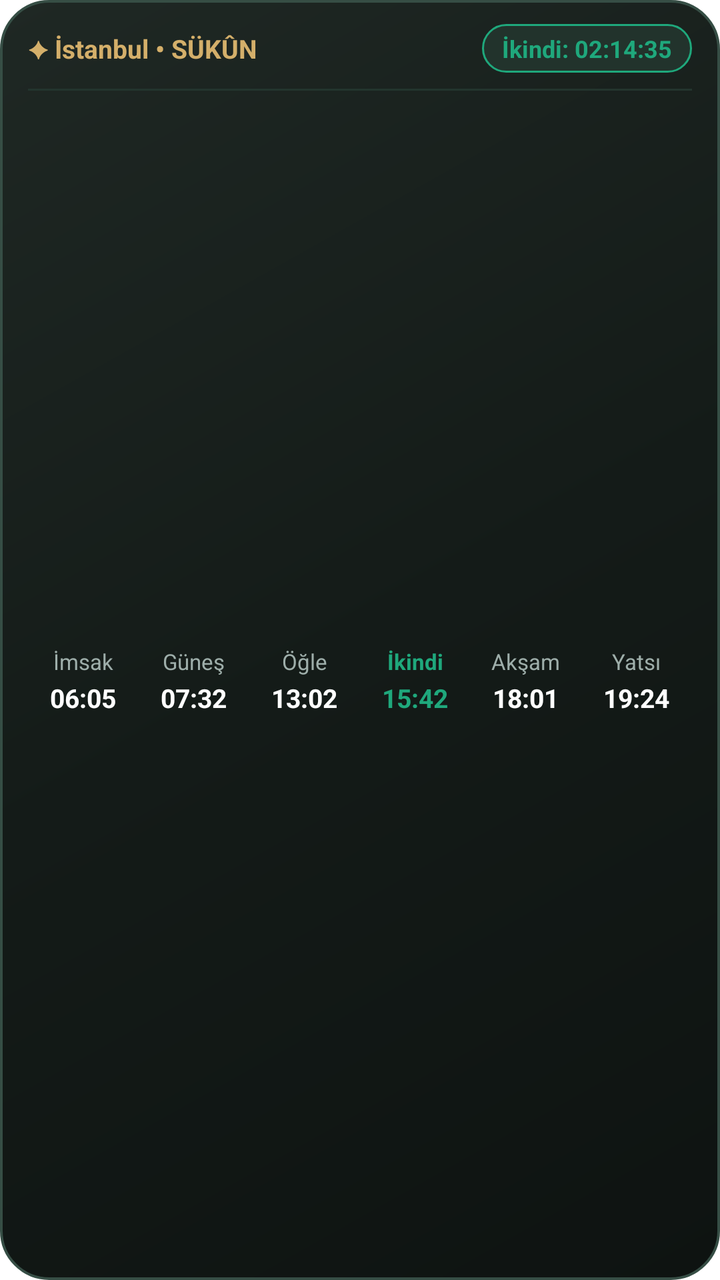
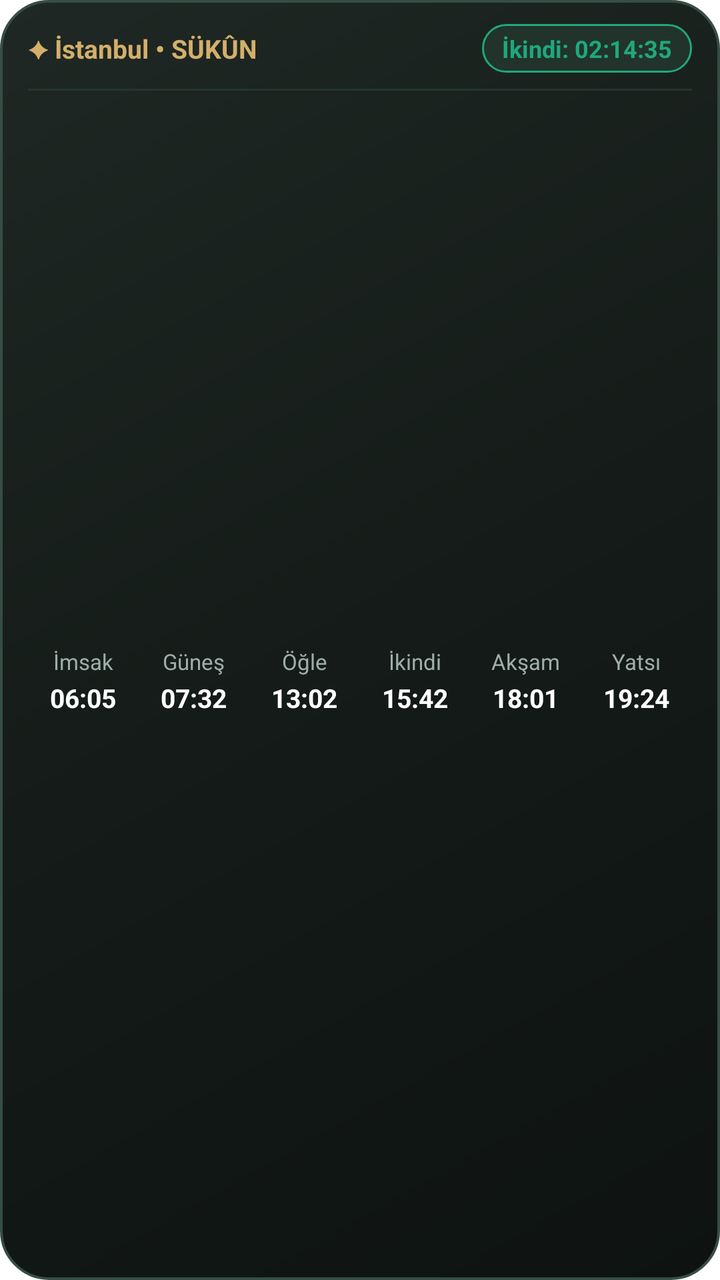

An Android layout rendered at two revisions. The XML below is the earlier revision; the diff shows what the commit changed to produce the second picture.
<!-- AndroidManifest.xml: fallback theme Theme.MaterialComponents.DayNight.NoActionBar -->
<!-- res/layout/sukun_widget_medium_layout.xml -->
<?xml version="1.0" encoding="utf-8"?>
<LinearLayout xmlns:android="http://schemas.android.com/apk/res/android"
    android:id="@+id/widget_medium_root"
    android:layout_width="match_parent"
    android:layout_height="match_parent"
    android:background="@drawable/sukun_widget_bg"
    android:orientation="vertical"
    android:paddingStart="14dp"
    android:paddingTop="12dp"
    android:paddingEnd="14dp"
    android:paddingBottom="12dp">

    
    <LinearLayout
        android:layout_width="match_parent"
        android:layout_height="wrap_content"
        android:gravity="center_vertical"
        android:orientation="horizontal">

        <LinearLayout
            android:layout_width="0dp"
            android:layout_height="wrap_content"
            android:layout_weight="1"
            android:gravity="center_vertical"
            android:orientation="horizontal">

            <TextView
                android:layout_width="wrap_content"
                android:layout_height="wrap_content"
                android:text="✦ "
                android:textColor="#D4AF6A"
                android:textSize="12sp" />

            <TextView
                android:id="@+id/widget_medium_location"
                android:layout_width="wrap_content"
                android:layout_height="wrap_content"
                android:ellipsize="end"
                android:singleLine="true"
                android:text="İstanbul • SÜKÛN"
                android:textColor="#D4AF6A"
                android:textSize="13sp"
                android:textStyle="bold" />
        </LinearLayout>

        <TextView
            android:id="@+id/widget_medium_next_countdown"
            android:layout_width="wrap_content"
            android:layout_height="wrap_content"
            android:background="@drawable/sukun_widget_active_box"
            android:paddingStart="10dp"
            android:paddingTop="4dp"
            android:paddingEnd="10dp"
            android:paddingBottom="4dp"
            android:text="İkindi: 02:14:35"
            android:textColor="#1FA87C"
            android:textSize="12sp"
            android:textStyle="bold" />
    </LinearLayout>

    <View
        android:layout_width="match_parent"
        android:layout_height="1dp"
        android:layout_marginTop="8dp"
        android:layout_marginBottom="8dp"
        android:background="#23352E" />

    
    <LinearLayout
        android:layout_width="match_parent"
        android:layout_height="0dp"
        android:layout_weight="1"
        android:gravity="center_vertical"
        android:orientation="horizontal">

        
        <LinearLayout
            android:id="@+id/widget_box_fajr"
            android:layout_width="0dp"
            android:layout_height="wrap_content"
            android:layout_weight="1"
            android:gravity="center"
            android:orientation="vertical"
            android:paddingTop="4dp"
            android:paddingBottom="4dp">
            <TextView
                android:layout_width="wrap_content"
                android:layout_height="wrap_content"
                android:text="İmsak"
                android:textColor="#9EAEAA"
                android:textSize="11sp" />
            <TextView
                android:id="@+id/widget_time_fajr"
                android:layout_width="wrap_content"
                android:layout_height="wrap_content"
                android:layout_marginTop="2dp"
                android:text="06:05"
                android:textColor="#FFFFFF"
                android:textSize="13sp"
                android:textStyle="bold" />
        </LinearLayout>

        
        <LinearLayout
            android:id="@+id/widget_box_sunrise"
            android:layout_width="0dp"
            android:layout_height="wrap_content"
            android:layout_weight="1"
            android:gravity="center"
            android:orientation="vertical"
            android:paddingTop="4dp"
            android:paddingBottom="4dp">
            <TextView
                android:layout_width="wrap_content"
                android:layout_height="wrap_content"
                android:text="Güneş"
                android:textColor="#9EAEAA"
                android:textSize="11sp" />
            <TextView
                android:id="@+id/widget_time_sunrise"
                android:layout_width="wrap_content"
                android:layout_height="wrap_content"
                android:layout_marginTop="2dp"
                android:text="07:32"
                android:textColor="#FFFFFF"
                android:textSize="13sp"
                android:textStyle="bold" />
        </LinearLayout>

        
        <LinearLayout
            android:id="@+id/widget_box_dhuhr"
            android:layout_width="0dp"
            android:layout_height="wrap_content"
            android:layout_weight="1"
            android:gravity="center"
            android:orientation="vertical"
            android:paddingTop="4dp"
            android:paddingBottom="4dp">
            <TextView
                android:layout_width="wrap_content"
                android:layout_height="wrap_content"
                android:text="Öğle"
                android:textColor="#9EAEAA"
                android:textSize="11sp" />
            <TextView
                android:id="@+id/widget_time_dhuhr"
                android:layout_width="wrap_content"
                android:layout_height="wrap_content"
                android:layout_marginTop="2dp"
                android:text="13:02"
                android:textColor="#FFFFFF"
                android:textSize="13sp"
                android:textStyle="bold" />
        </LinearLayout>

        
        <LinearLayout
            android:id="@+id/widget_box_asr"
            android:layout_width="0dp"
            android:layout_height="wrap_content"
            android:layout_weight="1"
            android:gravity="center"
            android:orientation="vertical"
            android:paddingTop="4dp"
            android:paddingBottom="4dp">
            <TextView
                android:layout_width="wrap_content"
                android:layout_height="wrap_content"
                android:text="İkindi"
                android:textColor="#1FA87C"
                android:textSize="11sp"
                android:textStyle="bold" />
            <TextView
                android:id="@+id/widget_time_asr"
                android:layout_width="wrap_content"
                android:layout_height="wrap_content"
                android:layout_marginTop="2dp"
                android:text="15:42"
                android:textColor="#1FA87C"
                android:textSize="13sp"
                android:textStyle="bold" />
        </LinearLayout>

        
        <LinearLayout
            android:id="@+id/widget_box_maghrib"
            android:layout_width="0dp"
            android:layout_height="wrap_content"
            android:layout_weight="1"
            android:gravity="center"
            android:orientation="vertical"
            android:paddingTop="4dp"
            android:paddingBottom="4dp">
            <TextView
                android:layout_width="wrap_content"
                android:layout_height="wrap_content"
                android:text="Akşam"
                android:textColor="#9EAEAA"
                android:textSize="11sp" />
            <TextView
                android:id="@+id/widget_time_maghrib"
                android:layout_width="wrap_content"
                android:layout_height="wrap_content"
                android:layout_marginTop="2dp"
                android:text="18:01"
                android:textColor="#FFFFFF"
                android:textSize="13sp"
                android:textStyle="bold" />
        </LinearLayout>

        
        <LinearLayout
            android:id="@+id/widget_box_isha"
            android:layout_width="0dp"
            android:layout_height="wrap_content"
            android:layout_weight="1"
            android:gravity="center"
            android:orientation="vertical"
            android:paddingTop="4dp"
            android:paddingBottom="4dp">
            <TextView
                android:layout_width="wrap_content"
                android:layout_height="wrap_content"
                android:text="Yatsı"
                android:textColor="#9EAEAA"
                android:textSize="11sp" />
            <TextView
                android:id="@+id/widget_time_isha"
                android:layout_width="wrap_content"
                android:layout_height="wrap_content"
                android:layout_marginTop="2dp"
                android:text="19:24"
                android:textColor="#FFFFFF"
                android:textSize="13sp"
                android:textStyle="bold" />
        </LinearLayout>
    </LinearLayout>
</LinearLayout>
<!-- resources referenced by this layout -->
<resources>
  <!-- drawable sukun_widget_active_box (drawable) -->
  <?xml version="1.0" encoding="utf-8"?>
  <shape xmlns:android="http://schemas.android.com/apk/res/android"
      android:shape="rectangle">
      <solid android:color="#22332C" />
      <corners android:radius="14dp" />
      <stroke
          android:width="1dp"
          android:color="#1FA87C" />
  </shape>
  <!-- drawable sukun_widget_bg (drawable) -->
  <?xml version="1.0" encoding="utf-8"?>
  <shape xmlns:android="http://schemas.android.com/apk/res/android"
      android:shape="rectangle">
      <gradient
          android:angle="315"
          android:startColor="#1F2824"
          android:centerColor="#141B18"
          android:endColor="#0E1311"
          android:type="linear" />
      <corners android:radius="24dp" />
      <stroke
          android:width="1.2dp"
          android:color="#364E45" />
  </shape>
</resources>

<!-- the commit's change to res/layout/sukun_widget_medium_layout.xml (unified diff, before → after) -->
@@ -84,6 +84,7 @@
             android:paddingTop="4dp"
             android:paddingBottom="4dp">
             <TextView
+                android:id="@+id/widget_label_fajr"
                 android:layout_width="wrap_content"
                 android:layout_height="wrap_content"
                 android:text="İmsak"
@@ -111,6 +112,7 @@
             android:paddingTop="4dp"
             android:paddingBottom="4dp">
             <TextView
+                android:id="@+id/widget_label_sunrise"
                 android:layout_width="wrap_content"
                 android:layout_height="wrap_content"
                 android:text="Güneş"
@@ -138,6 +140,7 @@
             android:paddingTop="4dp"
             android:paddingBottom="4dp">
             <TextView
+                android:id="@+id/widget_label_dhuhr"
                 android:layout_width="wrap_content"
                 android:layout_height="wrap_content"
                 android:text="Öğle"
@@ -165,19 +168,19 @@
             android:paddingTop="4dp"
             android:paddingBottom="4dp">
             <TextView
+                android:id="@+id/widget_label_asr"
                 android:layout_width="wrap_content"
                 android:layout_height="wrap_content"
                 android:text="İkindi"
-                android:textColor="#1FA87C"
-                android:textSize="11sp"
-                android:textStyle="bold" />
+                android:textColor="#9EAEAA"
+                android:textSize="11sp" />
             <TextView
                 android:id="@+id/widget_time_asr"
                 android:layout_width="wrap_content"
                 android:layout_height="wrap_content"
                 android:layout_marginTop="2dp"
                 android:text="15:42"
-                android:textColor="#1FA87C"
+                android:textColor="#FFFFFF"
                 android:textSize="13sp"
                 android:textStyle="bold" />
         </LinearLayout>
@@ -193,6 +196,7 @@
             android:paddingTop="4dp"
             android:paddingBottom="4dp">
             <TextView
+                android:id="@+id/widget_label_maghrib"
                 android:layout_width="wrap_content"
                 android:layout_height="wrap_content"
                 android:text="Akşam"
@@ -220,6 +224,7 @@
             android:paddingTop="4dp"
             android:paddingBottom="4dp">
             <TextView
+                android:id="@+id/widget_label_isha"
                 android:layout_width="wrap_content"
                 android:layout_height="wrap_content"
                 android:text="Yatsı"
